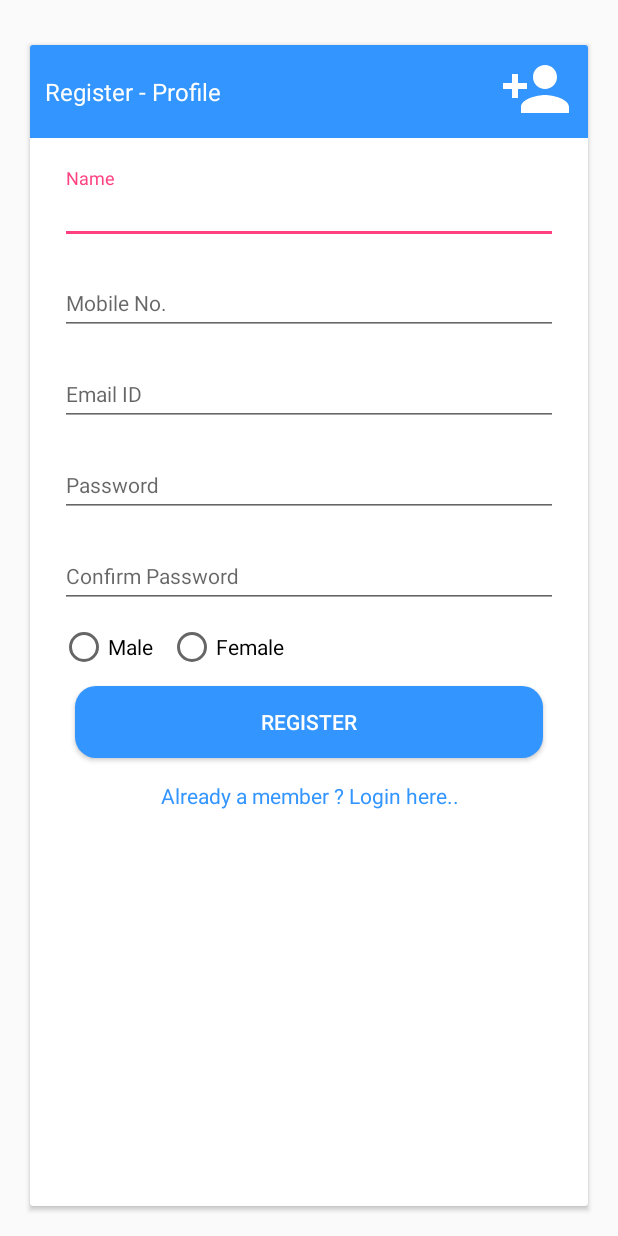
After one commit to ZafarQuaere/DemoApp, an Android app: the layout activity_register1.xml on its own in the app's theme, with its tools: preview values and no code run, on a phone screen of 412 x 824 dp. The commit adds this screen. Run offline under Robolectric (Android 15) with nearby library versions, the phone set to English and light mode, and no system bars.

Commit message:
register activity ui added.

```diff
--- /dev/null
+++ b/app/src/main/res/drawable/ic_person_add.xml
@@ -0,0 +1,5 @@
+<vector android:autoMirrored="true" android:height="48dp"
+    android:tint="#FFFFFF" android:viewportHeight="24.0"
+    android:viewportWidth="24.0" android:width="48dp" xmlns:android="http://schemas.android.com/apk/res/android">
+    <path android:fillColor="#FF000000" android:pathData="M15,12c2.21,0 4,-1.79 4,-4s-1.79,-4 -4,-4 -4,1.79 -4,4 1.79,4 4,4zM6,10L6,7L4,7v3L1,10v2h3v3h2v-3h3v-2L6,10zM15,14c-2.67,0 -8,1.34 -8,4v2h16v-2c0,-2.66 -5.33,-4 -8,-4z"/>
+</vector>
--- /dev/null
+++ b/app/src/main/res/layout/activity_register1.xml
@@ -0,0 +1,186 @@
+<?xml version="1.0" encoding="utf-8"?>
+<LinearLayout xmlns:android="http://schemas.android.com/apk/res/android"
+    android:layout_width="match_parent"
+    android:layout_height="match_parent"
+    android:layout_marginTop="@dimen/_10dp"
+    android:orientation="vertical">
+
+    <android.support.v7.widget.CardView
+        android:layout_width="match_parent"
+        android:layout_height="match_parent"
+        android:layout_margin="@dimen/_20dp"
+        android:background="@color/colorWhite"
+        android:padding="@dimen/_10dp">
+
+        <LinearLayout
+            android:layout_width="match_parent"
+            android:layout_height="wrap_content"
+            android:orientation="vertical">
+
+            <RelativeLayout
+                android:id="@+id/lytHeader"
+                android:layout_width="match_parent"
+                android:layout_height="wrap_content"
+                android:background="@color/bg_screen3">
+
+                <TextView
+                    android:layout_width="wrap_content"
+                    android:layout_height="wrap_content"
+                    android:paddingHorizontal="@dimen/_10dp"
+                    android:paddingVertical="@dimen/_20dp"
+                    android:text="Register - Profile"
+                    android:textColor="@color/colorWhite"
+                    android:textSize="@dimen/large_text" />
+
+                <ImageView
+                    android:layout_width="wrap_content"
+                    android:layout_height="wrap_content"
+                    android:layout_alignParentRight="true"
+                    android:layout_marginRight="@dimen/_5dp"
+                    android:padding="@dimen/_5dp"
+                    android:src="@drawable/ic_person_add" />
+            </RelativeLayout>
+
+            <ScrollView
+                android:layout_width="match_parent"
+                android:layout_height="wrap_content"
+                android:scrollbars="none">
+
+
+                <LinearLayout
+                    android:id="@+id/lytInputs"
+                    android:layout_width="match_parent"
+                    android:layout_height="wrap_content"
+                    android:layout_marginTop="@dimen/_20dp"
+                    android:orientation="vertical"
+                    android:paddingLeft="@dimen/_20dp"
+                    android:paddingRight="@dimen/_20dp">
+
+                    <android.support.design.widget.TextInputLayout
+                        android:layout_width="match_parent"
+                        android:layout_height="wrap_content">
+
+                        <android.support.design.widget.TextInputEditText
+                            android:id="@+id/editName"
+                            android:layout_width="match_parent"
+                            android:layout_height="wrap_content"
+                            android:hint="@string/name"
+                            android:maxLength="70"
+                            android:textSize="@dimen/regular_text" />
+                    </android.support.design.widget.TextInputLayout>
+
+                    <android.support.design.widget.TextInputLayout
+                        android:layout_width="match_parent"
+                        android:layout_height="wrap_content"
+                        android:layout_marginTop="@dimen/_10dp"
+                        android:visibility="visible">
+
+                        <android.support.design.widget.TextInputEditText
+                            android:id="@+id/editMobileNumber"
+                            android:layout_width="match_parent"
+                            android:layout_height="wrap_content"
+                            android:hint="@string/mobile_no"
+                            android:inputType="number"
+                            android:maxLength="10"
+                            android:textSize="@dimen/regular_text" />
+                    </android.support.design.widget.TextInputLayout>
+
+
+                    <android.support.design.widget.TextInputLayout
+                        android:layout_width="match_parent"
+                        android:layout_height="wrap_content"
+                        android:layout_marginTop="@dimen/_10dp">
+
+                        <android.support.design.widget.TextInputEditText
+                            android:id="@+id/editEmail"
+                            android:layout_width="match_parent"
+                            android:layout_height="wrap_content"
+                            android:hint="@string/email_id"
+                            android:maxLength="90"
+                            android:textSize="@dimen/regular_text" />
+                    </android.support.design.widget.TextInputLayout>
+
+                    <android.support.design.widget.TextInputLayout
+                        android:layout_width="match_parent"
+                        android:layout_height="wrap_content"
+                        android:layout_marginTop="@dimen/_10dp">
+
+                        <android.support.design.widget.TextInputEditText
+                            android:id="@+id/editPassword"
+                            android:layout_width="match_parent"
+                            android:layout_height="wrap_content"
+                            android:hint="@string/password"
+                            android:inputType="textWebPassword"
+                            android:maxLength="70"
+                            android:textSize="@dimen/regular_text" />
+                    </android.support.design.widget.TextInputLayout>
+
+                    <android.support.design.widget.TextInputLayout
+                        android:layout_width="match_parent"
+                        android:layout_height="wrap_content"
+                        android:layout_marginTop="@dimen/_10dp">
+
+                        <android.support.design.widget.TextInputEditText
+                            android:id="@+id/editConfirmPassword"
+                            android:layout_width="match_parent"
+                            android:layout_height="wrap_content"
+                            android:hint="@string/confirm_pswd"
+                            android:inputType="textWebPassword"
+                            android:maxLength="70"
+                            android:textSize="@dimen/regular_text" />
+                    </android.support.design.widget.TextInputLayout>
+
+                    <RadioGroup
+                        android:id="@+id/radioGroup"
+                        android:layout_width="match_parent"
+                        android:layout_height="wrap_content"
+                        android:layout_marginTop="@dimen/_10dp"
+                        android:orientation="horizontal">
+
+                        <RadioButton
+                            android:id="@+id/radioMale"
+                            android:layout_width="wrap_content"
+                            android:layout_height="wrap_content"
+                            android:text="@string/male" />
+
+                        <RadioButton
+                            android:id="@+id/radioFeMale"
+                            android:layout_width="wrap_content"
+                            android:layout_height="wrap_content"
+                            android:layout_marginLeft="@dimen/_10dp"
+                            android:text="@string/female" />
+                    </RadioGroup>
+
+
+                    <Button
+                        android:id="@+id/btnRegister"
+                        android:layout_width="match_parent"
+                        android:layout_height="wrap_content"
+                        android:layout_margin="@dimen/_10dp"
+                        android:background="@drawable/rounded_background"
+                        android:text="@string/register"
+                        android:textColor="@color/colorWhite"
+                        android:textSize="@dimen/regular_text" />
+
+                    <TextView
+                        android:id="@+id/txtLogin"
+                        android:layout_width="match_parent"
+                        android:layout_height="wrap_content"
+                        android:layout_marginTop="@dimen/_5dp"
+                        android:gravity="center_horizontal"
+                        android:text="Already a member ? Login here.."
+                        android:textColor="@color/bg_screen3" />
+
+                    <View
+                        android:layout_width="match_parent"
+                        android:layout_height="@dimen/_10dp" />
+
+                </LinearLayout>
+
+            </ScrollView>
+
+        </LinearLayout>
+
+    </android.support.v7.widget.CardView>
+
+</LinearLayout>
--- a/app/src/main/res/values/dimens.xml
+++ b/app/src/main/res/values/dimens.xml
@@ -35,6 +35,7 @@
     <dimen name="actionbar_title_text">16sp</dimen>
     <dimen name="xx_large_text">24sp</dimen>
     <dimen name="x_large_text">20sp</dimen>
+    <dimen name="large_text">16sp</dimen>
 
     <dimen name="font_20sp">20sp</dimen>
     <dimen name="nav_header_vertical_spacing">10dp</dimen>
--- a/app/src/main/res/values/strings.xml
+++ b/app/src/main/res/values/strings.xml
@@ -122,6 +122,8 @@
     <string name="text_like_on_fb">Like Us on Facebook :</string>
     <string name="text_follow_us_on_insta">Follow Us on Instagram :</string>
     <string name="key_first_time_launch">key_first_time_launch</string>
+    <string name="male">Male</string>
+    <string name="female">Female</string>
 
 
 </resources>
```
